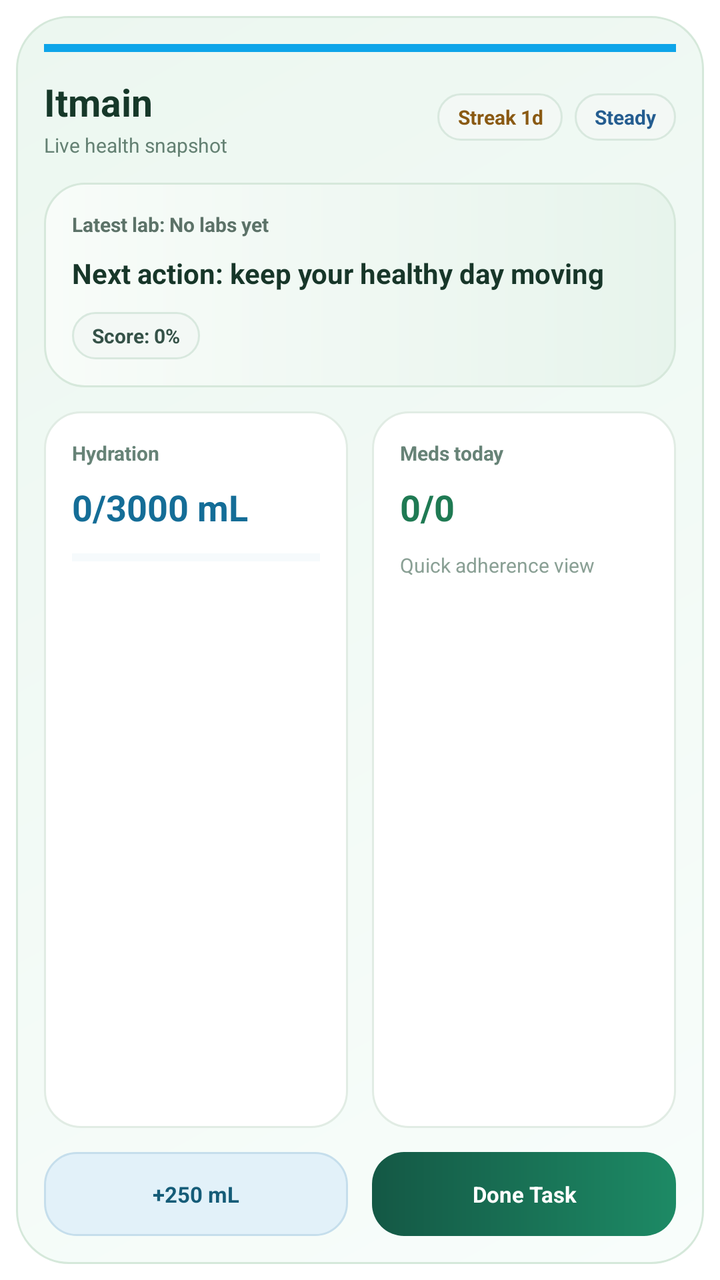
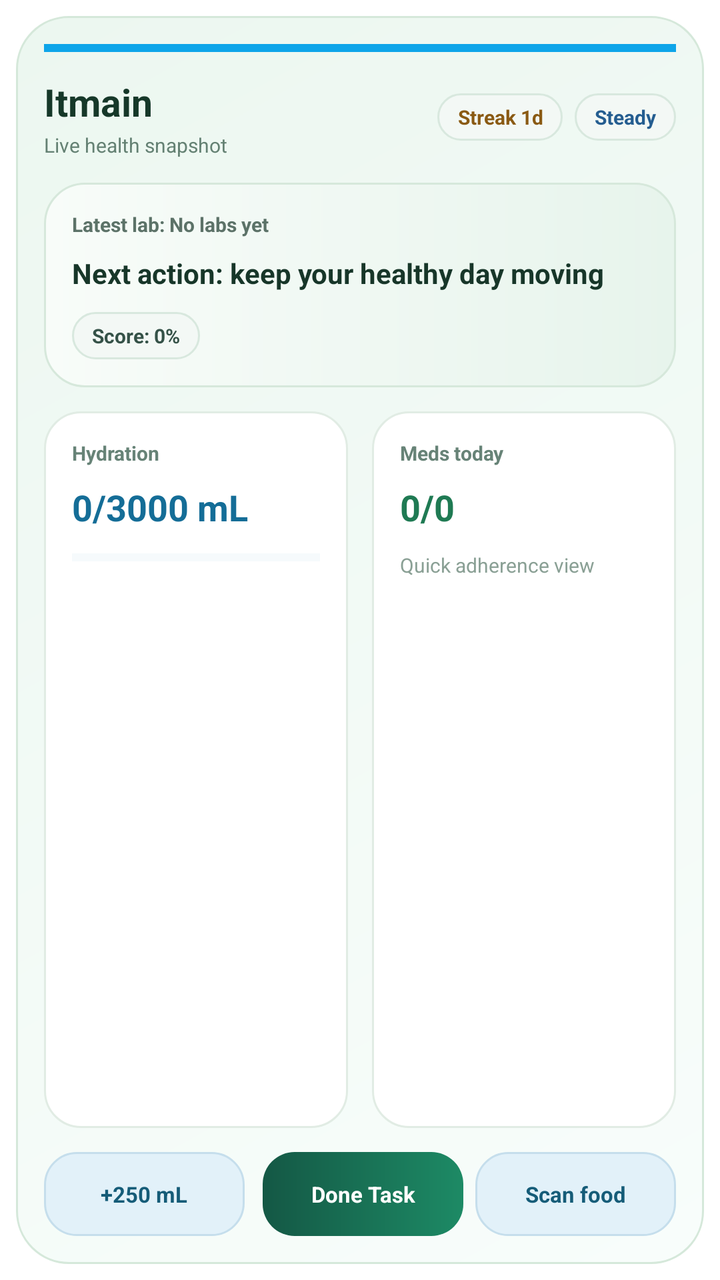

The first picture is an Android layout as it rendered before a commit; the second is the same layout after the commit. The layout source and the unified diff follow.
<!-- AndroidManifest.xml: fallback theme Theme.MaterialComponents.DayNight.NoActionBar -->
<!-- res/layout/itmain_home_widget.xml -->
<?xml version="1.0" encoding="utf-8"?>
<FrameLayout xmlns:android="http://schemas.android.com/apk/res/android"
    android:id="@+id/widget_root"
    android:layout_width="match_parent"
    android:layout_height="match_parent"
    android:background="#00000000"
    android:padding="8dp">

    <LinearLayout
        android:layout_width="match_parent"
        android:layout_height="match_parent"
        android:background="@drawable/itmain_widget_surface"
        android:orientation="vertical">

        <TextView
            android:id="@+id/highlight_bar"
            android:layout_width="match_parent"
            android:layout_height="4dp"
            android:layout_marginBottom="12dp"
            android:background="#0EA5E9"
            android:text="" />

        <LinearLayout
            android:layout_width="match_parent"
            android:layout_height="wrap_content"
            android:gravity="center_vertical"
            android:orientation="horizontal">

            <LinearLayout
                android:layout_width="0dp"
                android:layout_height="wrap_content"
                android:layout_weight="1"
                android:orientation="vertical">

                <TextView
                    android:id="@+id/text_app_title"
                    android:layout_width="wrap_content"
                    android:layout_height="wrap_content"
                    android:text="Itmain"
                    android:textColor="#163829"
                    android:textSize="19sp"
                    android:textStyle="bold" />

                <TextView
                    android:layout_width="wrap_content"
                    android:layout_height="wrap_content"
                    android:layout_marginTop="2dp"
                    android:text="Live health snapshot"
                    android:textColor="#648173"
                    android:textSize="10sp" />
            </LinearLayout>

            <TextView
                android:id="@+id/text_streak_badge"
                android:layout_width="wrap_content"
                android:layout_height="wrap_content"
                android:layout_marginEnd="6dp"
                android:background="@drawable/itmain_widget_chip"
                android:gravity="center"
                android:paddingLeft="10dp"
                android:paddingTop="5dp"
                android:paddingRight="10dp"
                android:paddingBottom="5dp"
                android:text="Streak 1d"
                android:textColor="#8A5A13"
                android:textSize="10sp"
                android:textStyle="bold" />

            <TextView
                android:id="@+id/text_status_chip"
                android:layout_width="wrap_content"
                android:layout_height="wrap_content"
                android:background="@drawable/itmain_widget_chip"
                android:gravity="center"
                android:paddingLeft="10dp"
                android:paddingTop="5dp"
                android:paddingRight="10dp"
                android:paddingBottom="5dp"
                android:text="Steady"
                android:textColor="#245D90"
                android:textSize="10sp"
                android:textStyle="bold" />
        </LinearLayout>

        <LinearLayout
            android:layout_width="match_parent"
            android:layout_height="wrap_content"
            android:layout_marginTop="12dp"
            android:background="@drawable/itmain_widget_focus_card"
            android:orientation="vertical"
            android:padding="14dp">

            <TextView
                android:id="@+id/text_subtitle"
                android:layout_width="match_parent"
                android:layout_height="wrap_content"
                android:ellipsize="end"
                android:maxLines="1"
                android:text="Latest lab: No labs yet"
                android:textColor="#5C7268"
                android:textSize="10sp"
                android:textStyle="bold" />

            <TextView
                android:id="@+id/text_motivation"
                android:layout_width="match_parent"
                android:layout_height="wrap_content"
                android:layout_marginTop="8dp"
                android:ellipsize="end"
                android:maxLines="2"
                android:text="Next action: keep your healthy day moving"
                android:textColor="#173629"
                android:textSize="14sp"
                android:textStyle="bold" />

            <TextView
                android:id="@+id/text_score"
                android:layout_width="wrap_content"
                android:layout_height="wrap_content"
                android:layout_marginTop="10dp"
                android:background="@drawable/itmain_widget_chip"
                android:paddingLeft="10dp"
                android:paddingTop="5dp"
                android:paddingRight="10dp"
                android:paddingBottom="5dp"
                android:text="Score: 0%"
                android:textColor="#355248"
                android:textSize="10sp"
                android:textStyle="bold" />
        </LinearLayout>

        <LinearLayout
            android:layout_width="match_parent"
            android:layout_height="0dp"
            android:layout_marginTop="12dp"
            android:layout_weight="1"
            android:baselineAligned="false"
            android:orientation="horizontal">

            <LinearLayout
                android:layout_width="0dp"
                android:layout_height="match_parent"
                android:layout_marginEnd="6dp"
                android:layout_weight="1"
                android:background="@drawable/itmain_widget_stat_card"
                android:orientation="vertical"
                android:padding="14dp">

                <TextView
                    android:id="@+id/text_water_label"
                    android:layout_width="wrap_content"
                    android:layout_height="wrap_content"
                    android:text="Hydration"
                    android:textColor="#678377"
                    android:textSize="10sp"
                    android:textStyle="bold" />

                <TextView
                    android:id="@+id/text_water_value"
                    android:layout_width="wrap_content"
                    android:layout_height="wrap_content"
                    android:layout_marginTop="8dp"
                    android:text="0/3000 mL"
                    android:textColor="#146D97"
                    android:textSize="18sp"
                    android:textStyle="bold" />

                <ProgressBar
                    android:id="@+id/progress_hydration"
                    style="?android:attr/progressBarStyleHorizontal"
                    android:layout_width="match_parent"
                    android:layout_height="6dp"
                    android:layout_marginTop="10dp"
                    android:max="100"
                    android:progress="0"
                    android:progressBackgroundTint="#DCEAF1"
                    android:progressTint="#1790C7" />
            </LinearLayout>

            <LinearLayout
                android:layout_width="0dp"
                android:layout_height="match_parent"
                android:layout_marginStart="6dp"
                android:layout_weight="1"
                android:background="@drawable/itmain_widget_stat_card"
                android:orientation="vertical"
                android:padding="14dp">

                <TextView
                    android:id="@+id/text_tasks_label"
                    android:layout_width="wrap_content"
                    android:layout_height="wrap_content"
                    android:text="Meds today"
                    android:textColor="#678377"
                    android:textSize="10sp"
                    android:textStyle="bold" />

                <TextView
                    android:id="@+id/text_tasks_value"
                    android:layout_width="wrap_content"
                    android:layout_height="wrap_content"
                    android:layout_marginTop="8dp"
                    android:text="0/0"
                    android:textColor="#1F7A53"
                    android:textSize="18sp"
                    android:textStyle="bold" />

                <TextView
                    android:layout_width="wrap_content"
                    android:layout_height="wrap_content"
                    android:layout_marginTop="10dp"
                    android:text="Quick adherence view"
                    android:textColor="#8AA095"
                    android:textSize="10sp" />
            </LinearLayout>
        </LinearLayout>

        <LinearLayout
            android:layout_width="match_parent"
            android:layout_height="wrap_content"
            android:layout_marginTop="12dp"
            android:orientation="horizontal">

            <TextView
                android:id="@+id/btn_add_water"
                android:layout_width="0dp"
                android:layout_height="42dp"
                android:layout_weight="1"
                android:layout_marginEnd="6dp"
                android:background="@drawable/itmain_widget_secondary_action"
                android:gravity="center"
                android:paddingHorizontal="8dp"
                android:text="+250 mL"
                android:textColor="#155C78"
                android:textSize="11sp"
                android:textStyle="bold" />

            <TextView
                android:id="@+id/btn_mark_task"
                android:layout_width="0dp"
                android:layout_height="42dp"
                android:layout_weight="1"
                android:layout_marginStart="6dp"
                android:background="@drawable/itmain_widget_primary_action"
                android:gravity="center"
                android:paddingHorizontal="8dp"
                android:text="Done Task"
                android:textColor="#FFFFFF"
                android:textSize="11sp"
                android:textStyle="bold" />
        </LinearLayout>
    </LinearLayout>
</FrameLayout>
<!-- resources referenced by this layout -->
<resources>
  <!-- drawable itmain_widget_chip (drawable) -->
  <?xml version="1.0" encoding="utf-8"?>
  <shape xmlns:android="http://schemas.android.com/apk/res/android"
      android:shape="rectangle">
      <corners android:radius="999dp" />
      <solid android:color="#F3F8F5" />
      <stroke
          android:width="1dp"
          android:color="#D8E8DE" />
  </shape>
  <!-- drawable itmain_widget_focus_card (drawable) -->
  <?xml version="1.0" encoding="utf-8"?>
  <shape xmlns:android="http://schemas.android.com/apk/res/android"
      android:shape="rectangle">
      <corners android:radius="20dp" />
      <gradient
          android:angle="0"
          android:endColor="#E7F4EC"
          android:startColor="#F8FCF9" />
      <stroke
          android:width="1dp"
          android:color="#D6E8DB" />
  </shape>
  <!-- drawable itmain_widget_primary_action (drawable) -->
  <?xml version="1.0" encoding="utf-8"?>
  <shape xmlns:android="http://schemas.android.com/apk/res/android"
      android:shape="rectangle">
      <corners android:radius="16dp" />
      <gradient
          android:angle="0"
          android:endColor="#1D8A65"
          android:startColor="#145845" />
  </shape>
  <!-- drawable itmain_widget_secondary_action (drawable) -->
  <?xml version="1.0" encoding="utf-8"?>
  <shape xmlns:android="http://schemas.android.com/apk/res/android"
      android:shape="rectangle">
      <corners android:radius="16dp" />
      <solid android:color="#E2F1F9" />
      <stroke
          android:width="1dp"
          android:color="#C5DEEC" />
  </shape>
  <!-- drawable itmain_widget_stat_card (drawable) -->
  <?xml version="1.0" encoding="utf-8"?>
  <shape xmlns:android="http://schemas.android.com/apk/res/android"
      android:shape="rectangle">
      <corners android:radius="18dp" />
      <solid android:color="#FFFFFF" />
      <stroke
          android:width="1dp"
          android:color="#E1ECE4" />
  </shape>
  <!-- drawable itmain_widget_surface (drawable) -->
  <?xml version="1.0" encoding="utf-8"?>
  <shape xmlns:android="http://schemas.android.com/apk/res/android"
      android:shape="rectangle">
      <corners android:radius="26dp" />
      <gradient
          android:angle="315"
          android:endColor="#F8FDFB"
          android:startColor="#ECF7F0" />
      <stroke
          android:width="1dp"
          android:color="#D5E8DA" />
      <padding
          android:left="14dp"
          android:top="14dp"
          android:right="14dp"
          android:bottom="14dp" />
  </shape>
</resources>

<!-- the commit's change to res/layout/itmain_home_widget.xml (unified diff, before → after) -->
@@ -240,7 +240,8 @@
                 android:layout_width="0dp"
                 android:layout_height="42dp"
                 android:layout_weight="1"
-                android:layout_marginStart="6dp"
+                android:layout_marginStart="3dp"
+                android:layout_marginEnd="3dp"
                 android:background="@drawable/itmain_widget_primary_action"
                 android:gravity="center"
                 android:paddingHorizontal="8dp"
@@ -248,6 +249,20 @@
                 android:textColor="#FFFFFF"
                 android:textSize="11sp"
                 android:textStyle="bold" />
+
+            <TextView
+                android:id="@+id/btn_scan_food"
+                android:layout_width="0dp"
+                android:layout_height="42dp"
+                android:layout_weight="1"
+                android:layout_marginStart="3dp"
+                android:background="@drawable/itmain_widget_secondary_action"
+                android:gravity="center"
+                android:paddingHorizontal="8dp"
+                android:text="Scan food"
+                android:textColor="#155C78"
+                android:textSize="11sp"
+                android:textStyle="bold" />
         </LinearLayout>
     </LinearLayout>
 </FrameLayout>
